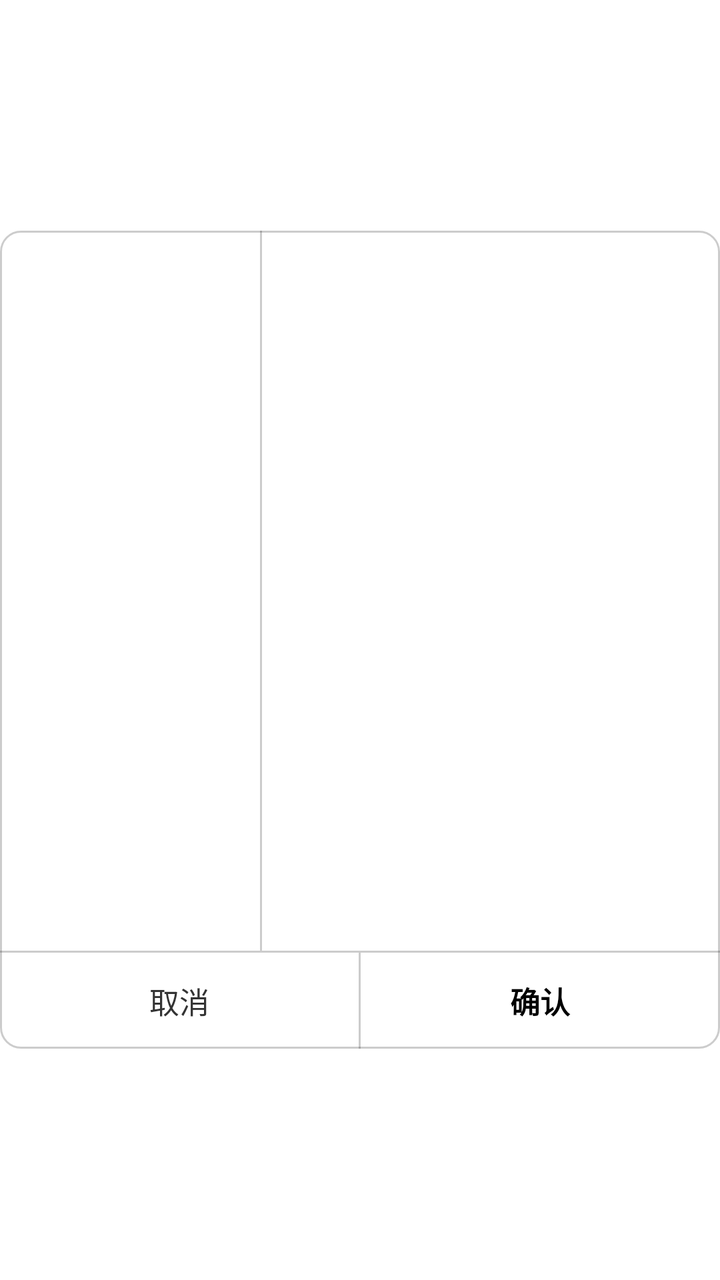
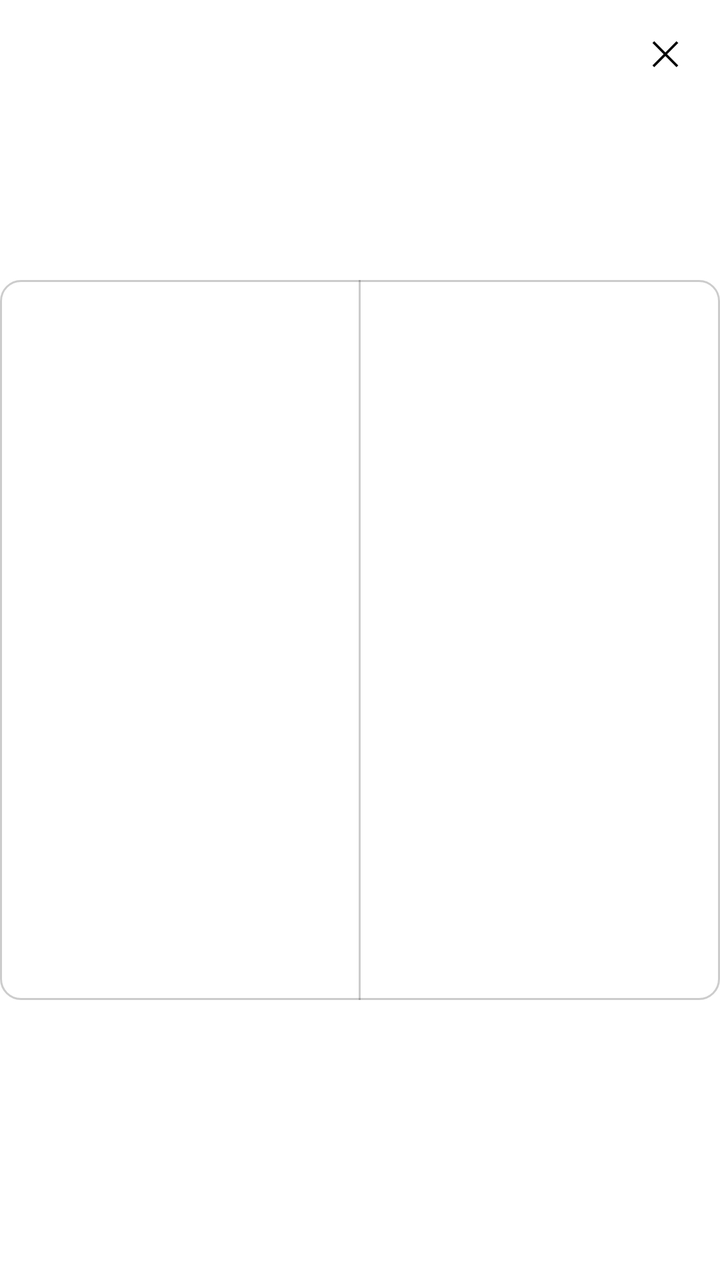

Before-and-after screenshots of an Android layout around one commit, followed by the original layout XML and the change that was made.
<!-- AndroidManifest.xml: application theme AppTheme.NoActionBar -->
<!-- res/layout/dialog_route_select.xml -->
<?xml version="1.0" encoding="utf-8"?>
<FrameLayout xmlns:android="http://schemas.android.com/apk/res/android"
    android:layout_width="match_parent"
    android:layout_height="match_parent"
    android:background="@android:color/transparent">

    <LinearLayout
        android:layout_width="match_parent"
        android:layout_height="wrap_content"
        android:layout_gravity="center"
        android:background="@drawable/shape_danmu_setting_bg"
        android:orientation="vertical">

        
        <LinearLayout
            android:layout_width="match_parent"
            android:layout_height="360dp"
            android:orientation="horizontal">

            
            <androidx.recyclerview.widget.RecyclerView
                android:id="@+id/rvConfigs"
                android:layout_width="130dp"
                android:layout_height="match_parent"
                android:background="@android:color/transparent" />

            
            <View
                android:layout_width="1dp"
                android:layout_height="match_parent"
                android:background="@color/dialog_panel_stroke" />

            
            <androidx.recyclerview.widget.RecyclerView
                android:id="@+id/rvRoutes"
                android:layout_width="0dp"
                android:layout_height="match_parent"
                android:layout_weight="1" />
        </LinearLayout>

        
        <View
            android:layout_width="match_parent"
            android:layout_height="1dp"
            android:background="@color/dialog_panel_stroke" />

        
        <LinearLayout
            android:layout_width="match_parent"
            android:layout_height="48dp"
            android:orientation="horizontal">

            <TextView
                android:id="@+id/btnCancel"
                android:layout_width="0dp"
                android:layout_height="match_parent"
                android:layout_weight="1"
                android:gravity="center"
                android:text="取消"
                android:textColor="#FF333333"
                android:textSize="15sp" />

            <View
                android:layout_width="1dp"
                android:layout_height="match_parent"
                android:background="@color/dialog_panel_stroke" />

            <TextView
                android:id="@+id/btnConfirm"
                android:layout_width="0dp"
                android:layout_height="match_parent"
                android:layout_weight="1"
                android:gravity="center"
                android:text="确认"
                android:textColor="@color/dialog_text_primary"
                android:textSize="15sp"
                android:textStyle="bold" />
        </LinearLayout>
    </LinearLayout>
</FrameLayout>
<!-- resources referenced by this layout -->
<resources>
  <color name="dialog_panel_stroke">#33000000</color>
  <color name="dialog_text_primary">#FF000000</color>
  <!-- drawable shape_danmu_setting_bg (drawable) -->
  <?xml version="1.0" encoding="utf-8"?>
  <shape xmlns:android="http://schemas.android.com/apk/res/android">
      <corners android:radius="@dimen/vs_10" />
      <solid android:color="@color/dialog_panel_bg" />
      <stroke
          android:width="@dimen/vs_1"
          android:color="@color/dialog_panel_stroke" />
  </shape>
  <style name="AppTheme.NoActionBar" parent="AppTheme">
          <item name="android:windowActionBar">false</item>
          <item name="android:windowNoTitle">true</item>
          <item name="windowActionBar">false</item>
          <item name="android:windowContentOverlay">@null</item>
          <item name="windowNoTitle">true</item>
          <item name="android:keepScreenOn">true</item>
          <item name="android:windowBackground">@android:color/transparent</item>
          
          <item name="android:windowTranslucentStatus">false</item>
          <item name="android:statusBarColor">@android:color/transparent</item>
          <item name="android:windowDrawsSystemBarBackgrounds">true</item>
          <item name="android:fitsSystemWindows">false</item>
          
          <item name="android:windowLightStatusBar">true</item>
      </style>
  <dimen name="vs_10">10dp</dimen>
  <color name="dialog_panel_bg">#FFFFFFFF</color>
  <dimen name="vs_1">1dp</dimen>
  <style name="AppTheme" parent="Theme.AppCompat.Light.DarkActionBar">
          
          <item name="colorPrimary">@color/color_6200EE</item>
          <item name="colorPrimaryDark">@color/color_3700B3</item>
          <item name="colorAccent">@color/color_03DAC5</item>
      </style>
  <color name="color_6200EE">#6200EE</color>
  <color name="color_3700B3">#3700B3</color>
  <color name="color_03DAC5">#03DAC5</color>
</resources>

<!-- the commit's change to res/layout/dialog_route_select.xml (unified diff, before → after) -->
@@ -20,8 +20,9 @@
             
             <androidx.recyclerview.widget.RecyclerView
                 android:id="@+id/rvConfigs"
-                android:layout_width="130dp"
+                android:layout_width="0dp"
                 android:layout_height="match_parent"
+                android:layout_weight="1"
                 android:background="@android:color/transparent" />
 
             
@@ -37,44 +38,24 @@
                 android:layout_height="match_parent"
                 android:layout_weight="1" />
         </LinearLayout>
+    </LinearLayout>
 
-        
-        <View
-            android:layout_width="match_parent"
-            android:layout_height="1dp"
-            android:background="@color/dialog_panel_stroke" />
-
-        
-        <LinearLayout
-            android:layout_width="match_parent"
-            android:layout_height="48dp"
-            android:orientation="horizontal">
-
-            <TextView
-                android:id="@+id/btnCancel"
-                android:layout_width="0dp"
-                android:layout_height="match_parent"
-                android:layout_weight="1"
-                android:gravity="center"
-                android:text="取消"
-                android:textColor="#FF333333"
-                android:textSize="15sp" />
-
-            <View
-                android:layout_width="1dp"
-                android:layout_height="match_parent"
-                android:background="@color/dialog_panel_stroke" />
-
-            <TextView
-                android:id="@+id/btnConfirm"
-                android:layout_width="0dp"
-                android:layout_height="match_parent"
-                android:layout_weight="1"
-                android:gravity="center"
-                android:text="确认"
-                android:textColor="@color/dialog_text_primary"
-                android:textSize="15sp"
-                android:textStyle="bold" />
-        </LinearLayout>
-    </LinearLayout>
+    
+    <TextView
+        android:id="@+id/btnRouteClose"
+        android:layout_width="wrap_content"
+        android:layout_height="wrap_content"
+        android:layout_gravity="top|end"
+        android:layout_marginTop="@dimen/vs_8"
+        android:layout_marginEnd="@dimen/vs_8"
+        android:background="@drawable/button_danmu_close"
+        android:focusable="true"
+        android:gravity="center"
+        android:paddingStart="@dimen/vs_12"
+        android:paddingTop="@dimen/vs_6"
+        android:paddingEnd="@dimen/vs_12"
+        android:paddingBottom="@dimen/vs_6"
+        android:text="✕"
+        android:textColor="@color/dialog_text_primary"
+        android:textSize="@dimen/ts_28" />
 </FrameLayout>
<!-- resource entries referenced after the edit -->
@@ -2,6 +2,16 @@
 <resources>
   <color name="dialog_panel_stroke">#33000000</color>
   <color name="dialog_text_primary">#FF000000</color>
+  <dimen name="ts_28">17sp</dimen>
+  <dimen name="vs_12">12dp</dimen>
+  <dimen name="vs_6">6dp</dimen>
+  <dimen name="vs_8">8dp</dimen>
+  <!-- drawable button_danmu_close (drawable) -->
+  <?xml version="1.0" encoding="utf-8"?>
+  <shape xmlns:android="http://schemas.android.com/apk/res/android">
+      <corners android:radius="@dimen/vs_6" />
+      <solid android:color="#FFFFFFFF" />
+  </shape>
   <!-- drawable shape_danmu_setting_bg (drawable) -->
   <?xml version="1.0" encoding="utf-8"?>
   <shape xmlns:android="http://schemas.android.com/apk/res/android">
